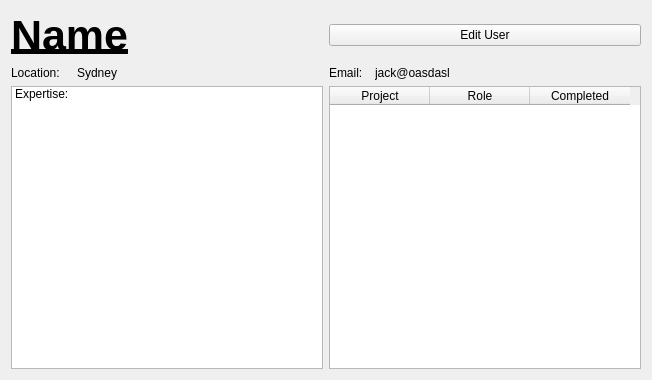
CDDDJ-A-2015/Project, file UserProfile.ui: the form before one commit.
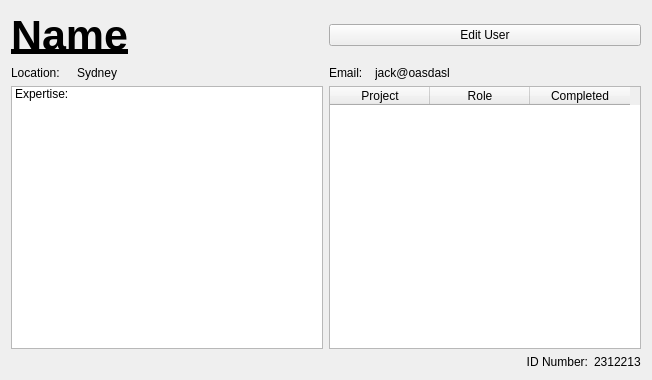
The form after the commit.

```diff
--- a/UserProfile.ui
+++ b/UserProfile.ui
@@ -124,6 +124,33 @@
      </item>
     </layout>
    </item>
+   <item>
+    <layout class="QHBoxLayout" name="horizontalLayout">
+     <item>
+      <widget class="QLabel" name="lDispID">
+       <property name="text">
+        <string>ID Number:</string>
+       </property>
+       <property name="alignment">
+        <set>Qt::AlignRight|Qt::AlignTrailing|Qt::AlignVCenter</set>
+       </property>
+      </widget>
+     </item>
+     <item>
+      <widget class="QLabel" name="lID">
+       <property name="sizePolicy">
+        <sizepolicy hsizetype="Maximum" vsizetype="Preferred">
+         <horstretch>0</horstretch>
+         <verstretch>0</verstretch>
+        </sizepolicy>
+       </property>
+       <property name="text">
+        <string>2312213</string>
+       </property>
+      </widget>
+     </item>
+    </layout>
+   </item>
   </layout>
  </widget>
  <resources/>
```
